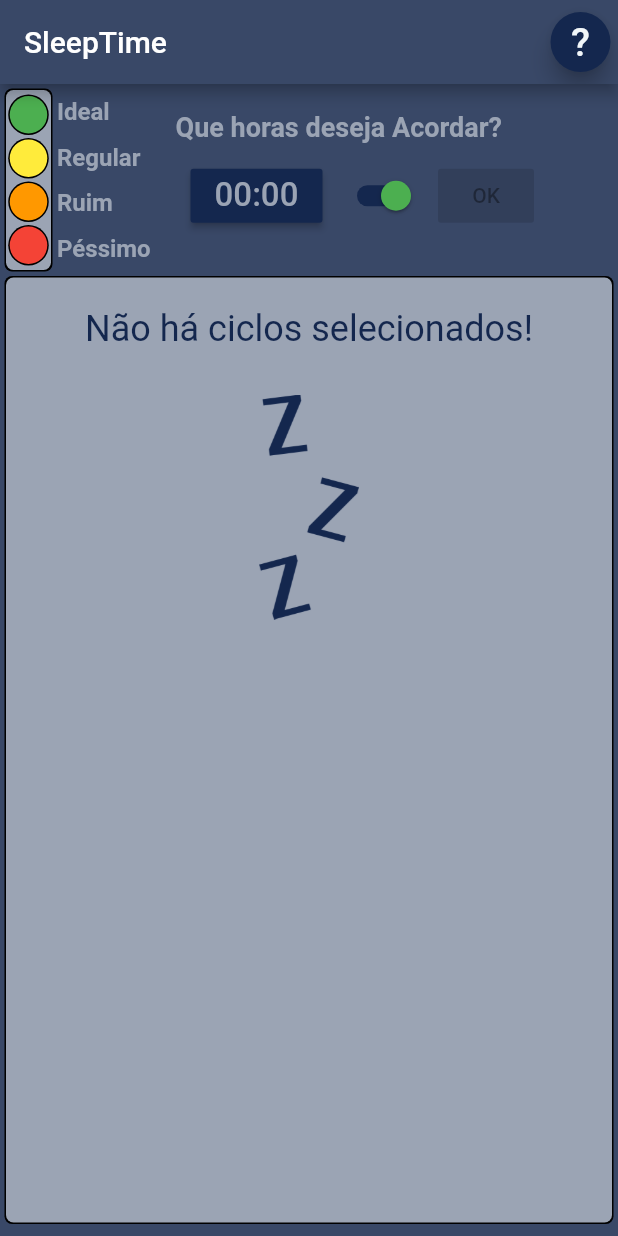
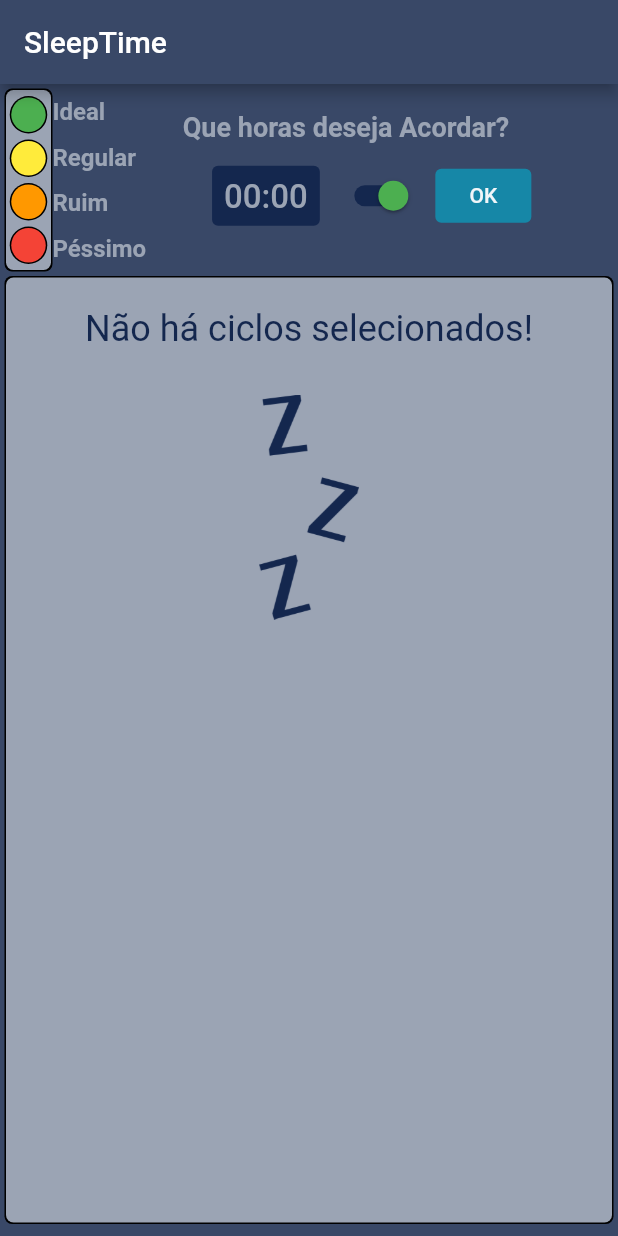
Before and after one commit to joelysondavid/SleepTime, a Flutter app: the screen it shows after launch, on a phone screen of 412 x 824 dp. Run offline on Flutter 3.47's test engine with Material 2 defaults, Android fonts, the phone set to English and light mode, and no system bars; our stand-ins replace mask_text_input_formatter.

Commit message:
Atualizando Flutter + Melhorando width e melhorando o calculo dos ciclos

```diff
--- a/lib/main.dart
+++ b/lib/main.dart
@@ -35,7 +35,7 @@ class SleepTimeHomeState extends State {
       appBar: AppBar(
         backgroundColor: AppColors.BACKGROUND_COLOR,
         title: Text("SleepTime"),
-        actions: <Widget>[
+        /*actions: <Widget>[
           Container(
             margin: EdgeInsets.all(5),
             width: 40,
@@ -50,7 +50,7 @@ class SleepTimeHomeState extends State {
               backgroundColor: AppColors.BACKGROUND_CARD_COLOR,
             ),
           ),
-        ],
+        ],*/
       ),
       body: SleepTimeForm(),
       backgroundColor: AppColors.BACKGROUND_COLOR,
--- a/lib/models/cycle.dart
+++ b/lib/models/cycle.dart
@@ -4,7 +4,7 @@ class Cycle {
   // Properties
   TimeOfDay sleepTime;
   int cycles;
-  TimeOfDay sleepHours;
+  String sleepHours;
 
   // Constructors
   Cycle({this.sleepTime, this.cycles, this.sleepHours});
--- a/lib/widgets/sleep_time_bar.dart
+++ b/lib/widgets/sleep_time_bar.dart
@@ -33,6 +33,8 @@ class _SleepTimeBarState extends State<SleepTimeBar> {
 
   @override
   Widget build(BuildContext context) {
+    final mediaQuery = MediaQuery.of(context);
+    return LayoutBuilder(builder: (ctx, constraints) {
       return Container(
         child: Row(
           children: <Widget>[
@@ -48,47 +50,51 @@ class _SleepTimeBarState extends State<SleepTimeBar> {
                 mainAxisAlignment: MainAxisAlignment.spaceEvenly,
                 children: <Widget>[
                   Container(
-                  width: 25,
+                    width: constraints.maxWidth * 0.15,
                     height: 25,
+                    child: CircleAvatar(
+                      backgroundColor: Colors.green,
+                    ),
+                    padding: EdgeInsets.all(1),
                     decoration: BoxDecoration(
-                    borderRadius: BorderRadius.circular(15),
-                    boxShadow: [
-                      BoxShadow(color: Colors.black, spreadRadius: 1)
-                    ],
-                    color: Colors.green,
+                      color: Colors.black, // border color
+                      shape: BoxShape.circle,
                     ),
                   ),
                   Container(
-                  width: 25,
+                    width: constraints.maxWidth * 0.15,
                     height: 25,
+                    child: CircleAvatar(
+                      backgroundColor: Colors.yellow,
+                    ),
+                    padding: EdgeInsets.all(1),
                     decoration: BoxDecoration(
-                    borderRadius: BorderRadius.circular(15),
-                    boxShadow: [
-                      BoxShadow(color: Colors.black, spreadRadius: 1)
-                    ],
-                    color: Colors.yellow,
+                      color: Colors.black, // border color
+                      shape: BoxShape.circle,
                     ),
                   ),
                   Container(
-                  width: 25,
+                    width: constraints.maxWidth * 0.15,
                     height: 25,
+                    child: CircleAvatar(
+                      backgroundColor: Colors.orange,
+                    ),
+                    padding: EdgeInsets.all(1),
                     decoration: BoxDecoration(
-                    borderRadius: BorderRadius.circular(15),
-                    boxShadow: [
-                      BoxShadow(color: Colors.black, spreadRadius: 1)
-                    ],
-                    color: Colors.orange,
+                      color: Colors.black, // border color
+                      shape: BoxShape.circle,
                     ),
                   ),
                   Container(
-                  width: 25,
+                    width: constraints.maxWidth * 0.15,
                     height: 25,
+                    child: CircleAvatar(
+                      backgroundColor: Colors.red,
+                    ),
+                    padding: EdgeInsets.all(1),
                     decoration: BoxDecoration(
-                    borderRadius: BorderRadius.circular(15),
-                    boxShadow: [
-                      BoxShadow(color: Colors.black, spreadRadius: 1)
-                    ],
-                    color: Colors.red,
+                      color: Colors.black, // border color
+                      shape: BoxShape.circle,
                     ),
                   ),
                 ],
@@ -96,8 +102,8 @@ class _SleepTimeBarState extends State<SleepTimeBar> {
             ),
             Container(
               height: 110,
-            width: 70,
-            margin: EdgeInsets.all(4),
+              width: constraints.maxWidth * 0.2,
+              margin: EdgeInsets.all(1),
               alignment: Alignment.centerLeft,
               child: Column(
                 mainAxisAlignment: MainAxisAlignment.spaceBetween,
@@ -140,7 +146,6 @@ class _SleepTimeBarState extends State<SleepTimeBar> {
               ),
             ),
             Container(
-            width: 260,
               margin: EdgeInsets.all(5),
               child: Column(
                 children: <Widget>[
@@ -165,8 +170,10 @@ class _SleepTimeBarState extends State<SleepTimeBar> {
                         margin:
                             EdgeInsets.symmetric(vertical: 15, horizontal: 10),
                         child: Center(
-                        child: RaisedButton(
+                          child: TextButton(
                             onPressed: () => _openHours(context),
+                            style: TextButton.styleFrom(
+                                backgroundColor: AppColors.BACKGROUND_CARD_COLOR),
                             child: Text(
                               _selectedHours != null
                                   ? _selectedHours.format(context)
@@ -176,7 +183,7 @@ class _SleepTimeBarState extends State<SleepTimeBar> {
                                 fontSize: 22,
                               ),
                             ),
-                          color: AppColors.BACKGROUND_CARD_COLOR,
+                            //color: AppColors.BACKGROUND_CARD_COLOR,
                           ),
                         ),
                       ),
@@ -193,12 +200,16 @@ class _SleepTimeBarState extends State<SleepTimeBar> {
                       ),
                       ButtonBar(
                         children: [
-                        RaisedButton(
+                          TextButton(
                             onPressed: _selectedHours == null
                                 ? null
                                 : () => {widget._calculate(_selectedHours)},
-                          child: Text("OK"),
-                          color: AppColors.SWITCH_COLOR,
+                            child: Text(
+                              "OK",
+                              style: TextStyle(color: AppColors.PRIMARY_COLOR),
+                            ),
+                            style: TextButton.styleFrom(
+                                backgroundColor: AppColors.SWITCH_COLOR),
                           )
                         ],
                       )
@@ -210,5 +221,6 @@ class _SleepTimeBarState extends State<SleepTimeBar> {
           ],
         ),
       );
+    });
   }
 }
--- a/lib/widgets/sleep_time_card.dart
+++ b/lib/widgets/sleep_time_card.dart
@@ -38,7 +38,7 @@ class SleepTimeCard extends StatelessWidget {
           child: Row(
             children: <Widget>[
               Container(
-                width: constraints.maxWidth * 0.15,
+                width: constraints.maxWidth * 0.1,
                 height: 30,
                 child: CircleAvatar(
                   backgroundColor: setColor(sleepCycle.cycles),
@@ -51,7 +51,7 @@ class SleepTimeCard extends StatelessWidget {
                     children: [
                       Container(
                         margin: EdgeInsets.all(5),
-                        width: constraints.maxWidth * 0.2,
+                        width: constraints.maxWidth * 0.3,
                         child: Column(
                           children: <Widget>[
                             Text(
@@ -93,6 +93,7 @@ class SleepTimeCard extends StatelessWidget {
                       ),
                       Container(
                         margin: EdgeInsets.all(5),
+                        width: constraints.maxWidth * 0.3,
                         child: Column(
                           children: <Widget>[
                             Text(
@@ -103,7 +104,7 @@ class SleepTimeCard extends StatelessWidget {
                                   fontWeight: FontWeight.bold),
                             ),
                             Text(
-                              sleepCycle.sleepHours.format(context),
+                              sleepCycle.sleepHours,
                               style: TextStyle(
                                   color: AppColors.SECOND_COLOR, fontSize: 24),
                             ),
--- a/lib/widgets/sleep_time_form.dart
+++ b/lib/widgets/sleep_time_form.dart
@@ -26,7 +26,8 @@ class _SleepTimeFormState extends State<SleepTimeForm> {
         setState(() {
           cycles.add(Cycle(
               cycles: cycle,
-              sleepHours: calculateSleep(cycle),
+              sleepHours:
+                  "${calculateSleep(cycle).hour}:${calculateSleep(cycle).minute}",
               sleepTime: calculateHours(hours, cycle)));
         });
       }
@@ -43,7 +44,6 @@ class _SleepTimeFormState extends State<SleepTimeForm> {
     if (_isWakeup) {
       TimeOfDay sleepCalculated = calculateSleep(cycle);
       int hour = (hours.hour - sleepCalculated.hour);
-      hour = sleepCalculated.minute == 30 ? hour - 1 : hour;
       hour = hour < 0 ? hour + 24 : hour;
 
       int minute = sleepCalculated.minute == 30
@@ -52,6 +52,9 @@ class _SleepTimeFormState extends State<SleepTimeForm> {
 
       minute = minute > 60 ? (minute - 60).abs() : minute;
 
+      double hours2 = cycle * 90.0;
+      hours2 = hours2 / 60;
+      int isOdd = hours2.toString().indexOf(".5");
       return TimeOfDay(hour: hour, minute: minute);
     } else {
       TimeOfDay sleepCalculated = calculateSleep(cycle);
@@ -63,6 +66,10 @@ class _SleepTimeFormState extends State<SleepTimeForm> {
           : (sleepCalculated.minute - hours.minute).abs();
 
       minute = minute < 0 ? ((hours.minute + 30) % 60) : minute;
+
+      hour = sleepCalculated.minute == 30 && hours.minute > minute
+          ? hour + 1
+          : hour;
 
       return TimeOfDay(hour: hour, minute: minute);
     }
```
Also changed, not shown: pubspec.lock. Lines whose indentation alone changed are shown as unchanged.
